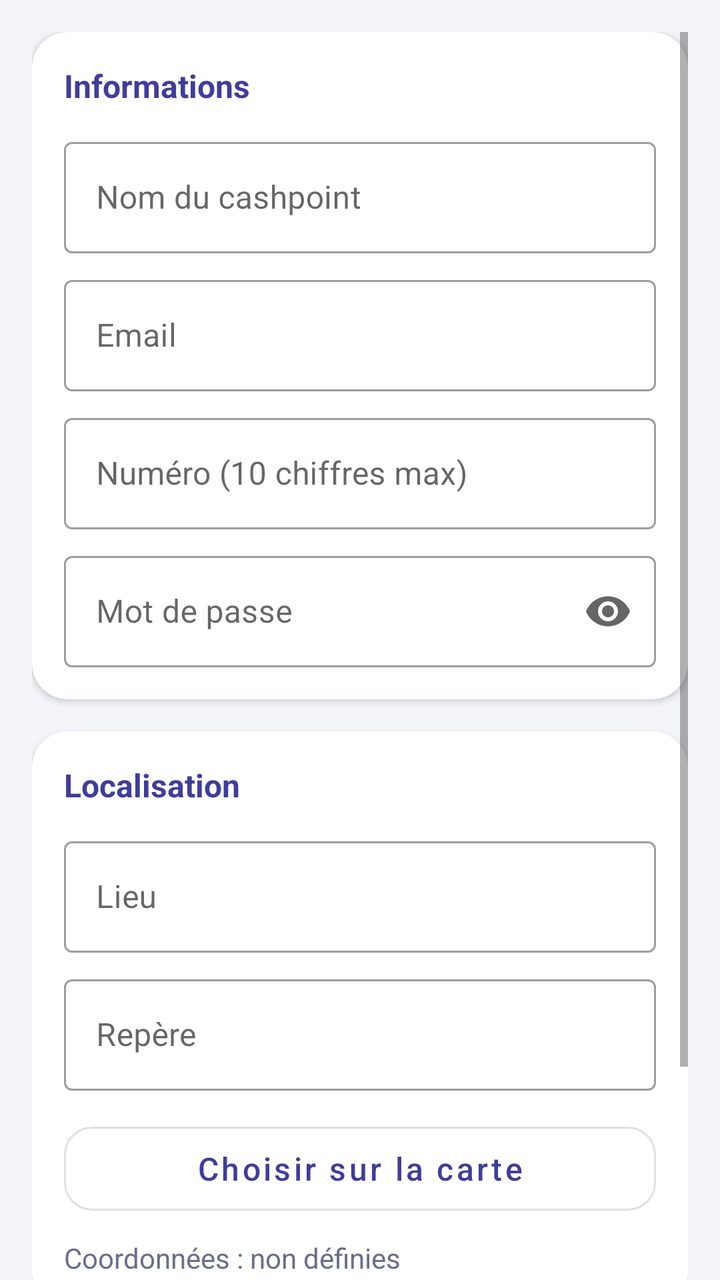
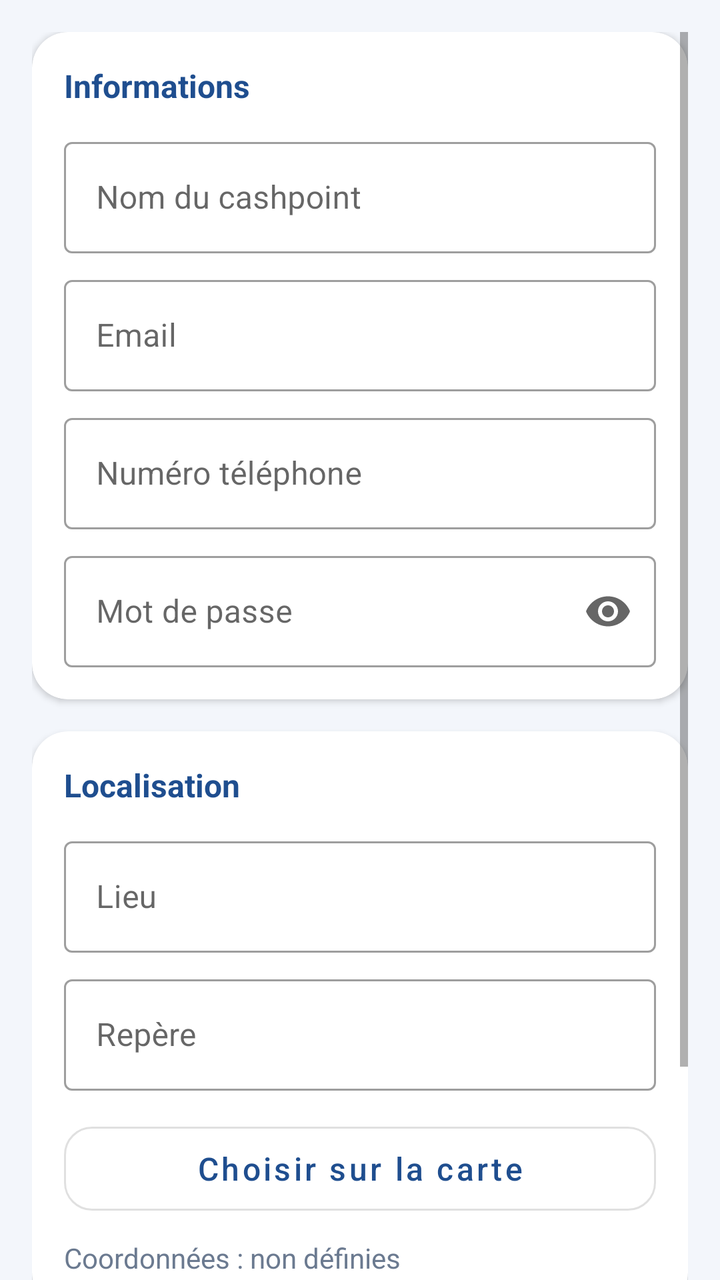

Before-and-after screenshots of an Android layout around one commit, followed by the original layout XML and the change that was made.
<!-- AndroidManifest.xml: application theme Theme.CashpointCreator -->
<!-- res/layout/fragment_create.xml -->
<?xml version="1.0" encoding="utf-8"?>
<ScrollView xmlns:android="http://schemas.android.com/apk/res/android"
    xmlns:app="http://schemas.android.com/apk/res-auto"
    android:layout_width="match_parent" android:layout_height="match_parent"
    android:clipToPadding="false" android:padding="16dp">

    <LinearLayout
        android:layout_width="match_parent" android:layout_height="wrap_content"
        android:orientation="vertical">

        <com.google.android.material.card.MaterialCardView
            android:layout_width="match_parent" android:layout_height="wrap_content"
            app:cardCornerRadius="18dp" app:cardElevation="2dp" app:strokeWidth="0dp">
            <LinearLayout
                android:layout_width="match_parent" android:layout_height="wrap_content"
                android:orientation="vertical" android:padding="16dp">

                <TextView style="@style/SectionTitle"
                    android:layout_width="wrap_content" android:layout_height="wrap_content"
                    android:text="Informations"/>

                <com.google.android.material.textfield.TextInputLayout
                    style="@style/Widget.MaterialComponents.TextInputLayout.OutlinedBox"
                    android:layout_width="match_parent" android:layout_height="wrap_content"
                    android:layout_marginBottom="8dp" android:hint="Nom du cashpoint">
                    <com.google.android.material.textfield.TextInputEditText
                        android:id="@+id/etNom"
                        android:layout_width="match_parent" android:layout_height="wrap_content"
                        android:inputType="textCapWords"/>
                </com.google.android.material.textfield.TextInputLayout>

                <com.google.android.material.textfield.TextInputLayout
                    style="@style/Widget.MaterialComponents.TextInputLayout.OutlinedBox"
                    android:layout_width="match_parent" android:layout_height="wrap_content"
                    android:layout_marginBottom="8dp" android:hint="Email">
                    <com.google.android.material.textfield.TextInputEditText
                        android:id="@+id/etEmail"
                        android:layout_width="match_parent" android:layout_height="wrap_content"
                        android:inputType="textEmailAddress"/>
                </com.google.android.material.textfield.TextInputLayout>

                <com.google.android.material.textfield.TextInputLayout
                    style="@style/Widget.MaterialComponents.TextInputLayout.OutlinedBox"
                    android:layout_width="match_parent" android:layout_height="wrap_content"
                    android:layout_marginBottom="8dp" android:hint="Numéro (10 chiffres max)">
                    <com.google.android.material.textfield.TextInputEditText
                        android:id="@+id/etNumero"
                        android:layout_width="match_parent" android:layout_height="wrap_content"
                        android:inputType="number" android:maxLength="10"/>
                </com.google.android.material.textfield.TextInputLayout>

                <com.google.android.material.textfield.TextInputLayout
                    style="@style/Widget.MaterialComponents.TextInputLayout.OutlinedBox"
                    android:layout_width="match_parent" android:layout_height="wrap_content"
                    android:hint="Mot de passe" app:endIconMode="password_toggle">
                    <com.google.android.material.textfield.TextInputEditText
                        android:id="@+id/etPassword"
                        android:layout_width="match_parent" android:layout_height="wrap_content"
                        android:inputType="textPassword"/>
                </com.google.android.material.textfield.TextInputLayout>
            </LinearLayout>
        </com.google.android.material.card.MaterialCardView>

        <com.google.android.material.card.MaterialCardView
            android:layout_width="match_parent" android:layout_height="wrap_content"
            android:layout_marginTop="16dp"
            app:cardCornerRadius="18dp" app:cardElevation="2dp" app:strokeWidth="0dp">
            <LinearLayout
                android:layout_width="match_parent" android:layout_height="wrap_content"
                android:orientation="vertical" android:padding="16dp">

                <TextView style="@style/SectionTitle"
                    android:layout_width="wrap_content" android:layout_height="wrap_content"
                    android:text="Localisation"/>

                <com.google.android.material.textfield.TextInputLayout
                    style="@style/Widget.MaterialComponents.TextInputLayout.OutlinedBox"
                    android:layout_width="match_parent" android:layout_height="wrap_content"
                    android:layout_marginBottom="8dp" android:hint="Lieu">
                    <com.google.android.material.textfield.TextInputEditText
                        android:id="@+id/etLieu"
                        android:layout_width="match_parent" android:layout_height="wrap_content"
                        android:inputType="textCapSentences"/>
                </com.google.android.material.textfield.TextInputLayout>

                <com.google.android.material.textfield.TextInputLayout
                    style="@style/Widget.MaterialComponents.TextInputLayout.OutlinedBox"
                    android:layout_width="match_parent" android:layout_height="wrap_content"
                    android:layout_marginBottom="12dp" android:hint="Repère">
                    <com.google.android.material.textfield.TextInputEditText
                        android:id="@+id/etRepere"
                        android:layout_width="match_parent" android:layout_height="wrap_content"
                        android:inputType="textCapSentences"/>
                </com.google.android.material.textfield.TextInputLayout>

                <com.google.android.material.button.MaterialButton
                    android:id="@+id/btnMap"
                    style="@style/Widget.MaterialComponents.Button.OutlinedButton"
                    android:layout_width="match_parent" android:layout_height="54dp"
                    android:text="Choisir sur la carte"
                    app:cornerRadius="14dp"/>

                <TextView
                    android:id="@+id/tvCoord"
                    android:layout_width="match_parent" android:layout_height="wrap_content"
                    android:layout_marginTop="8dp"
                    android:text="Coordonnées : non définies"
                    android:textColor="@color/text_secondary"/>
            </LinearLayout>
        </com.google.android.material.card.MaterialCardView>

        <com.google.android.material.button.MaterialButton
            android:id="@+id/btnOk"
            android:layout_width="match_parent" android:layout_height="wrap_content"
            android:layout_marginTop="20dp" android:layout_marginBottom="24dp"
            android:text="OK"/>
    </LinearLayout>
</ScrollView>
<!-- resources referenced by this layout -->
<resources>
  <color name="text_secondary">#6B6D8A</color>
  <style name="SectionTitle" parent="">
          <item name="android:textSize">16sp</item>
          <item name="android:textStyle">bold</item>
          <item name="android:textColor">@color/primary</item>
          <item name="android:layout_marginBottom">12dp</item>
      </style>
  <style name="Theme.CashpointCreator" parent="Theme.MaterialComponents.Light.NoActionBar">
          <item name="colorPrimary">@color/primary</item>
          <item name="colorPrimaryVariant">@color/primary_dark</item>
          <item name="colorOnPrimary">@color/white</item>
          <item name="colorSecondary">@color/accent</item>
          <item name="android:statusBarColor">@color/primary_dark</item>
          <item name="android:windowBackground">@color/background</item>
          <item name="materialButtonStyle">@style/Widget.App.Button</item>
      </style>
  <color name="primary">#3F3D9B</color>
  <color name="primary_dark">#2B2A75</color>
  <color name="white">#FFFFFF</color>
  <color name="accent">#00B894</color>
  <color name="background">#F4F5FA</color>
  <style name="Widget.App.Button" parent="Widget.MaterialComponents.Button">
          <item name="android:minHeight">54dp</item>
          <item name="cornerRadius">14dp</item>
          <item name="android:textSize">16sp</item>
          <item name="android:textAllCaps">false</item>
      </style>
</resources>

<!-- the commit's change to res/layout/fragment_create.xml (unified diff, before → after) -->
@@ -42,7 +42,7 @@
                 <com.google.android.material.textfield.TextInputLayout
                     style="@style/Widget.MaterialComponents.TextInputLayout.OutlinedBox"
                     android:layout_width="match_parent" android:layout_height="wrap_content"
-                    android:layout_marginBottom="8dp" android:hint="Numéro (10 chiffres max)">
+                    android:layout_marginBottom="8dp" android:hint="Numéro téléphone">
                     <com.google.android.material.textfield.TextInputEditText
                         android:id="@+id/etNumero"
                         android:layout_width="match_parent" android:layout_height="wrap_content"
@@ -113,6 +113,7 @@
             android:id="@+id/btnOk"
             android:layout_width="match_parent" android:layout_height="wrap_content"
             android:layout_marginTop="20dp" android:layout_marginBottom="24dp"
-            android:text="OK"/>
+            android:text="OK"
+            app:backgroundTint="@color/accent"/>
     </LinearLayout>
 </ScrollView>
<!-- resource entries referenced after the edit -->
@@ -1,6 +1,6 @@
 <!-- resources referenced by this layout -->
 <resources>
-  <color name="text_secondary">#6B6D8A</color>
+  <color name="text_secondary">#6B7A90</color>
   <style name="SectionTitle" parent="">
           <item name="android:textSize">16sp</item>
           <item name="android:textStyle">bold</item>
@@ -12,15 +12,17 @@
           <item name="colorPrimaryVariant">@color/primary_dark</item>
           <item name="colorOnPrimary">@color/white</item>
           <item name="colorSecondary">@color/accent</item>
-          <item name="android:statusBarColor">@color/primary_dark</item>
+          <item name="colorOnSecondary">@color/white</item>
+          <item name="android:statusBarColor">@color/white</item>
+          <item name="android:windowLightStatusBar" tools:targetApi="m">true</item>
           <item name="android:windowBackground">@color/background</item>
           <item name="materialButtonStyle">@style/Widget.App.Button</item>
       </style>
-  <color name="primary">#3F3D9B</color>
-  <color name="primary_dark">#2B2A75</color>
+  <color name="primary">#1F4E8F</color>
+  <color name="primary_dark">#153A6B</color>
   <color name="white">#FFFFFF</color>
-  <color name="accent">#00B894</color>
-  <color name="background">#F4F5FA</color>
+  <color name="accent">#F7941D</color>
+  <color name="background">#F3F6FB</color>
   <style name="Widget.App.Button" parent="Widget.MaterialComponents.Button">
           <item name="android:minHeight">54dp</item>
           <item name="cornerRadius">14dp</item>
